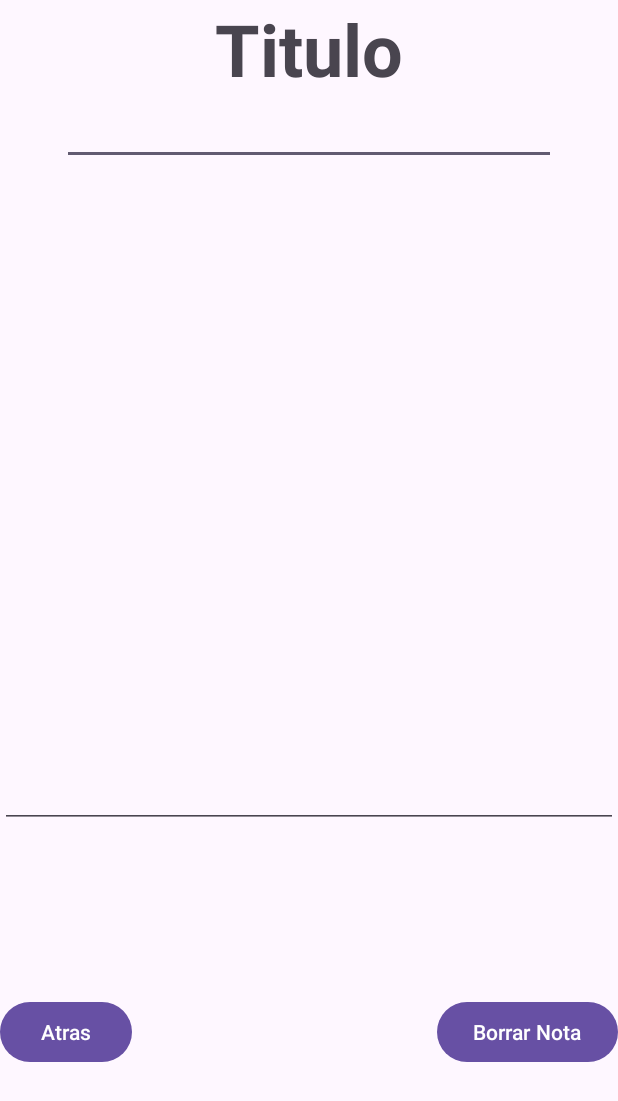
After one commit to SebastianARG/notasAppAndroid, an Android app: the VerActivity screen opened directly, with no data from a screen before it, on a phone screen of 412 x 824 dp. The commit adds this screen. Shown: the top 1101 px of the screen. Run offline under Robolectric (Android 15) with nearby library versions, the phone set to English and light mode, and no system bars; 3 statements that could not run were skipped.

Commit message:
diferentes pantallas creadas e inicializadas, falta verActivity por finiquitar

```diff
--- /dev/null
+++ b/app/src/main/java/com/sebas/activitat1evaluable/VerActivity.java
@@ -0,0 +1,61 @@
+package com.sebas.activitat1evaluable;
+
+import android.app.Activity;
+import android.content.Intent;
+import android.os.Bundle;
+import android.view.View;
+import android.widget.EditText;
+import android.widget.TextView;
+
+import androidx.activity.EdgeToEdge;
+import androidx.appcompat.app.AppCompatActivity;
+import androidx.core.graphics.Insets;
+import androidx.core.view.ViewCompat;
+import androidx.core.view.WindowInsetsCompat;
+
+public class VerActivity extends AppCompatActivity {
+
+
+    private TextView fechaTD;
+    private EditText contenido;
+    private TextView titulo;
+    Nota nota;
+    private static Intent intent = new Intent();
+    @Override
+    protected void onCreate(Bundle savedInstanceState) {
+        super.onCreate(savedInstanceState);
+        EdgeToEdge.enable(this);
+        setContentView(R.layout.activity_ver);
+        ViewCompat.setOnApplyWindowInsetsListener(findViewById(R.id.main), (v, insets) -> {
+            Insets systemBars = insets.getInsets(WindowInsetsCompat.Type.systemBars());
+            v.setPadding(systemBars.left, systemBars.top, systemBars.right, systemBars.bottom);
+            return insets;
+        });
+
+        this.fechaTD = findViewById(R.id.fechaTD);
+        this.contenido = findViewById(R.id.contenido_id);
+        this.titulo = findViewById(R.id.tituloTV);
+
+        Intent intent = this.getIntent();
+        this.nota = (Nota) intent.getSerializableExtra("not");
+        this.fechaTD.setText(this.nota.getFecha());
+        this.contenido.setText(this.nota.getContenido());
+        this.titulo.setText(this.nota.getTitulo());
+    }
+
+    public void goBack(View view){
+        Nota n = new Nota();
+        n.setTitulo("back");
+        intent.putExtra("not",n);
+        this.setResult(Activity.RESULT_OK, intent);
+        this.finish();
+    }
+    public void eliminar(View view){
+        intent.putExtra("not", this.nota);
+        this.setResult(Activity.RESULT_OK, intent);
+        this.finish();
+    }
+
+
+
+}
--- a/app/src/main/res/layout/activity_main.xml
+++ b/app/src/main/res/layout/activity_main.xml
@@ -143,7 +143,7 @@
             android:layout_marginEnd="22dp"
             android:layout_marginBottom="76dp"
             android:backgroundTint="@android:color/holo_blue_dark"
-            android:onClick="addActionButton"
+            android:onClick="crearNota"
             android:text="+"
             android:textSize="34sp" />
 
--- /dev/null
+++ b/app/src/main/res/layout/activity_ver.xml
@@ -0,0 +1,67 @@
+<?xml version="1.0" encoding="utf-8"?>
+<androidx.constraintlayout.widget.ConstraintLayout xmlns:android="http://schemas.android.com/apk/res/android"
+    xmlns:app="http://schemas.android.com/apk/res-auto"
+    xmlns:tools="http://schemas.android.com/tools"
+    android:id="@+id/main"
+    android:layout_width="match_parent"
+    android:layout_height="match_parent"
+    tools:context=".VerActivity">
+
+    <TextView
+        android:id="@+id/tituloTV"
+        android:layout_width="match_parent"
+        android:layout_height="wrap_content"
+        android:text="Titulo"
+        android:textAlignment="center"
+        android:textSize="48sp"
+        android:textStyle="bold"
+        app:layout_constraintTop_toTopOf="parent"
+        app:layout_constraintStart_toStartOf="parent"
+        app:layout_constraintEnd_toEndOf="parent" />
+
+    <EditText
+        android:id="@+id/fechaTD"
+        android:layout_width="0dp"
+        android:layout_height="wrap_content"
+        android:ems="10"
+        android:inputType="date"
+        app:layout_constraintTop_toBottomOf="@+id/tituloTV"
+        app:layout_constraintStart_toStartOf="parent"
+        app:layout_constraintEnd_toEndOf="parent"
+        app:layout_constraintWidth_percent="0.8" />
+
+    <EditText
+        android:id="@+id/contenido_id"
+        android:layout_width="0dp"
+        android:layout_height="0dp"
+        android:ems="10"
+        android:inputType="text"
+        app:layout_constraintTop_toBottomOf="@+id/fechaTD"
+        app:layout_constraintStart_toStartOf="parent"
+        app:layout_constraintEnd_toEndOf="parent"
+        app:layout_constraintBottom_toTopOf="@+id/atrasButton"
+        app:layout_constraintHeight_percent="0.4" />
+
+    <Button
+        android:id="@+id/atrasButton"
+        android:layout_width="wrap_content"
+        android:layout_height="wrap_content"
+        android:onClick="goBack"
+        android:text="Atras"
+        app:layout_constraintTop_toBottomOf="@+id/contenido_id"
+        app:layout_constraintStart_toStartOf="parent"
+        app:layout_constraintBottom_toBottomOf="parent"
+        app:layout_constraintHorizontal_bias="0.3" />
+
+    <Button
+        android:id="@+id/borrarButton"
+        android:layout_width="wrap_content"
+        android:layout_height="wrap_content"
+        android:onClick="eliminar"
+        android:text="Borrar Nota"
+        app:layout_constraintTop_toBottomOf="@+id/contenido_id"
+        app:layout_constraintEnd_toEndOf="parent"
+        app:layout_constraintBottom_toBottomOf="parent"
+        app:layout_constraintHorizontal_bias="0.7" />
+
+</androidx.constraintlayout.widget.ConstraintLayout>
```
Also changed, not shown: app/src/main/AndroidManifest.xml (+6 -1 lines), app/src/main/java/com/sebas/activitat1evaluable/CrearActivity.java (added, +70 -0 lines), app/src/main/java/com/sebas/activitat1evaluable/MainActivity.java (+75 -2 lines), app/src/main/java/com/sebas/activitat1evaluable/Nota.java (added, +47 -0 lines), app/src/main/java/com/sebas/activitat1evaluable/Notas.java (added, +55 -0 lines), app/src/main/res/layout/activity_crear.xml (added, +105 -0 lines).
